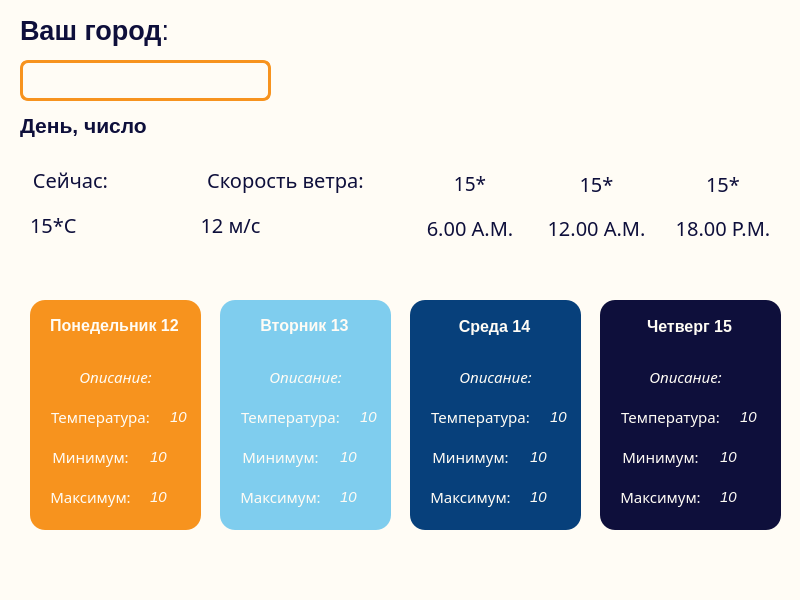
Above: mainwindow.ui from Arteeemis/DESKTOP-WEATHER-APP before the change. Below: the same form after it.
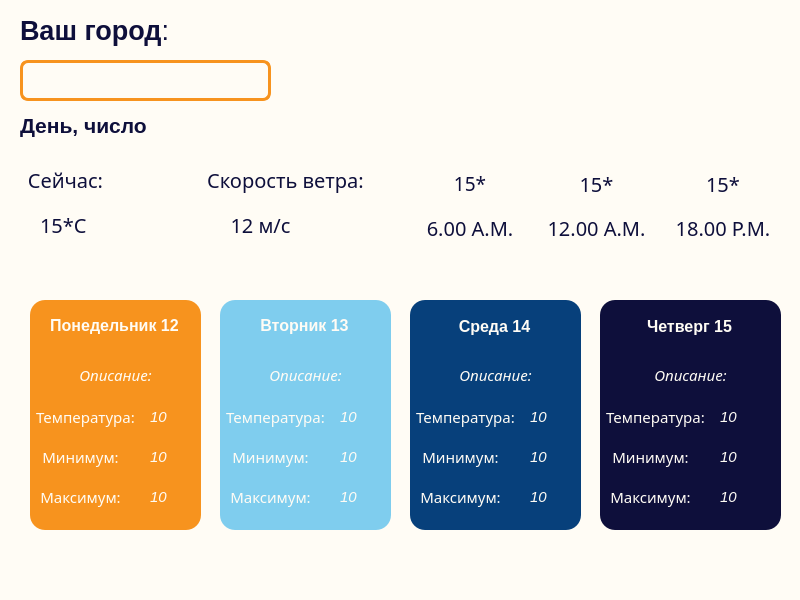
That is the form after the change. Icons and pictures are not drawn.

```diff
--- a/mainwindow.ui
+++ b/mainwindow.ui
@@ -309,7 +309,7 @@
      <rect>
       <x>20</x>
       <y>160</y>
-      <width>101</width>
+      <width>91</width>
       <height>41</height>
      </rect>
     </property>
@@ -359,7 +359,7 @@
    <widget class="QLabel" name="label_31">
     <property name="geometry">
      <rect>
-      <x>190</x>
+      <x>220</x>
       <y>210</y>
       <width>81</width>
       <height>31</height>
@@ -429,7 +429,7 @@
    <widget class="QLabel" name="label_29">
     <property name="geometry">
      <rect>
-      <x>30</x>
+      <x>40</x>
       <y>210</y>
       <width>61</width>
       <height>31</height>
@@ -481,9 +481,9 @@
    <widget class="QLabel" name="label_9">
     <property name="geometry">
      <rect>
-      <x>40</x>
+      <x>30</x>
       <y>400</y>
-      <width>121</width>
+      <width>111</width>
       <height>34</height>
      </rect>
     </property>
@@ -507,10 +507,10 @@
    <widget class="QLabel" name="MondayWeather">
     <property name="geometry">
      <rect>
-      <x>30</x>
-      <y>360</y>
-      <width>171</width>
-      <height>35</height>
+      <x>40</x>
+      <y>350</y>
+      <width>151</width>
+      <height>51</height>
      </rect>
     </property>
     <property name="font">
@@ -529,11 +529,14 @@
     <property name="alignment">
      <set>Qt::AlignCenter</set>
     </property>
+    <property name="wordWrap">
+     <bool>true</bool>
+    </property>
    </widget>
    <widget class="QLabel" name="label_17">
     <property name="geometry">
      <rect>
-      <x>40</x>
+      <x>30</x>
       <y>440</y>
       <width>101</width>
       <height>34</height>
@@ -559,7 +562,7 @@
    <widget class="QLabel" name="label_20">
     <property name="geometry">
      <rect>
-      <x>40</x>
+      <x>30</x>
       <y>480</y>
       <width>101</width>
       <height>34</height>
@@ -663,9 +666,9 @@
    <widget class="QLabel" name="label_37">
     <property name="geometry">
      <rect>
-      <x>230</x>
+      <x>220</x>
       <y>400</y>
-      <width>121</width>
+      <width>111</width>
       <height>34</height>
      </rect>
     </property>
@@ -689,9 +692,9 @@
    <widget class="QLabel" name="label_13">
     <property name="geometry">
      <rect>
-      <x>420</x>
+      <x>410</x>
       <y>400</y>
-      <width>121</width>
+      <width>111</width>
       <height>34</height>
      </rect>
     </property>
@@ -715,9 +718,9 @@
    <widget class="QLabel" name="label_10">
     <property name="geometry">
      <rect>
-      <x>610</x>
+      <x>600</x>
       <y>400</y>
-      <width>121</width>
+      <width>111</width>
       <height>34</height>
      </rect>
     </property>
@@ -741,10 +744,10 @@
    <widget class="QLabel" name="TuesdayWeather">
     <property name="geometry">
      <rect>
-      <x>220</x>
-      <y>360</y>
-      <width>171</width>
-      <height>35</height>
+      <x>230</x>
+      <y>350</y>
+      <width>151</width>
+      <height>51</height>
      </rect>
     </property>
     <property name="font">
@@ -763,14 +766,17 @@
     <property name="alignment">
      <set>Qt::AlignCenter</set>
     </property>
+    <property name="wordWrap">
+     <bool>true</bool>
+    </property>
    </widget>
    <widget class="QLabel" name="WednesdayWeather">
     <property name="geometry">
      <rect>
-      <x>410</x>
-      <y>360</y>
-      <width>171</width>
-      <height>35</height>
+      <x>420</x>
+      <y>350</y>
+      <width>151</width>
+      <height>51</height>
      </rect>
     </property>
     <property name="font">
@@ -789,14 +795,17 @@
     <property name="alignment">
      <set>Qt::AlignCenter</set>
     </property>
+    <property name="wordWrap">
+     <bool>true</bool>
+    </property>
    </widget>
    <widget class="QLabel" name="ThursdayWeather">
     <property name="geometry">
      <rect>
-      <x>600</x>
-      <y>360</y>
-      <width>171</width>
-      <height>35</height>
+      <x>610</x>
+      <y>350</y>
+      <width>161</width>
+      <height>51</height>
      </rect>
     </property>
     <property name="font">
@@ -815,11 +824,14 @@
     <property name="alignment">
      <set>Qt::AlignCenter</set>
     </property>
+    <property name="wordWrap">
+     <bool>true</bool>
+    </property>
    </widget>
    <widget class="QLabel" name="label_18">
     <property name="geometry">
      <rect>
-      <x>230</x>
+      <x>220</x>
       <y>440</y>
       <width>101</width>
       <height>34</height>
@@ -845,7 +857,7 @@
    <widget class="QLabel" name="label_19">
     <property name="geometry">
      <rect>
-      <x>420</x>
+      <x>410</x>
       <y>440</y>
       <width>101</width>
       <height>34</height>
@@ -871,7 +883,7 @@
    <widget class="QLabel" name="label_33">
     <property name="geometry">
      <rect>
-      <x>610</x>
+      <x>600</x>
       <y>440</y>
       <width>101</width>
       <height>34</height>
@@ -897,7 +909,7 @@
    <widget class="QLabel" name="label_34">
     <property name="geometry">
      <rect>
-      <x>230</x>
+      <x>220</x>
       <y>480</y>
       <width>101</width>
       <height>34</height>
@@ -922,7 +934,7 @@
    <widget class="QLabel" name="label_35">
     <property name="geometry">
      <rect>
-      <x>420</x>
+      <x>410</x>
       <y>480</y>
       <width>101</width>
       <height>34</height>
@@ -947,7 +959,7 @@
    <widget class="QLabel" name="label_36">
     <property name="geometry">
      <rect>
-      <x>610</x>
+      <x>600</x>
       <y>480</y>
       <width>101</width>
       <height>34</height>
@@ -972,9 +984,9 @@
    <widget class="QLabel" name="MondayTemp">
     <property name="geometry">
      <rect>
-      <x>170</x>
+      <x>150</x>
       <y>400</y>
-      <width>31</width>
+      <width>41</width>
       <height>34</height>
      </rect>
     </property>
@@ -996,7 +1008,7 @@
      <rect>
       <x>150</x>
       <y>440</y>
-      <width>31</width>
+      <width>41</width>
       <height>34</height>
      </rect>
     </property>
@@ -1018,7 +1030,7 @@
      <rect>
       <x>150</x>
       <y>480</y>
-      <width>31</width>
+      <width>41</width>
       <height>34</height>
      </rect>
     </property>
@@ -1040,7 +1052,7 @@
      <rect>
       <x>340</x>
       <y>480</y>
-      <width>31</width>
+      <width>41</width>
       <height>34</height>
      </rect>
     </property>
@@ -1060,9 +1072,9 @@
    <widget class="QLabel" name="TuesdayTemp">
     <property name="geometry">
      <rect>
-      <x>360</x>
+      <x>340</x>
       <y>400</y>
-      <width>31</width>
+      <width>41</width>
       <height>34</height>
      </rect>
     </property>
@@ -1084,7 +1096,7 @@
      <rect>
       <x>340</x>
       <y>440</y>
-      <width>31</width>
+      <width>41</width>
       <height>34</height>
      </rect>
     </property>
@@ -1106,7 +1118,7 @@
      <rect>
       <x>530</x>
       <y>480</y>
-      <width>31</width>
+      <width>41</width>
       <height>34</height>
      </rect>
     </property>
@@ -1128,7 +1140,7 @@
      <rect>
       <x>530</x>
       <y>440</y>
-      <width>31</width>
+      <width>41</width>
       <height>34</height>
      </rect>
     </property>
@@ -1148,9 +1160,9 @@
    <widget class="QLabel" name="WednesdayTemp">
     <property name="geometry">
      <rect>
-      <x>550</x>
+      <x>530</x>
       <y>400</y>
-      <width>31</width>
+      <width>41</width>
       <height>34</height>
      </rect>
     </property>
@@ -1172,7 +1184,7 @@
      <rect>
       <x>720</x>
       <y>480</y>
-      <width>31</width>
+      <width>41</width>
       <height>34</height>
      </rect>
     </property>
@@ -1194,7 +1206,7 @@
      <rect>
       <x>720</x>
       <y>440</y>
-      <width>31</width>
+      <width>41</width>
       <height>34</height>
      </rect>
     </property>
@@ -1214,9 +1226,9 @@
    <widget class="QLabel" name="ThursdayTemp">
     <property name="geometry">
      <rect>
-      <x>740</x>
+      <x>720</x>
       <y>400</y>
-      <width>31</width>
+      <width>41</width>
       <height>34</height>
      </rect>
     </property>
@@ -1236,7 +1248,7 @@
    <widget class="QLabel" name="WindIcon">
     <property name="geometry">
      <rect>
-      <x>280</x>
+      <x>310</x>
       <y>210</y>
       <width>41</width>
       <height>31</height>
```
Left out of the diff: 2 changed lines with no effect on the pictures.
